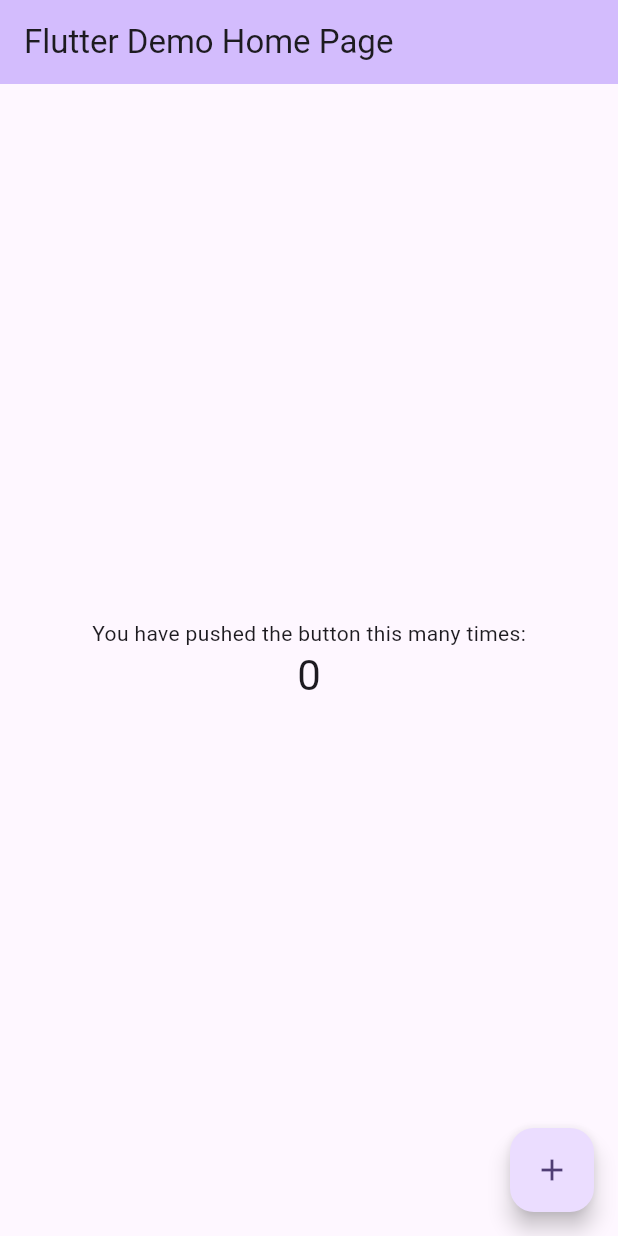
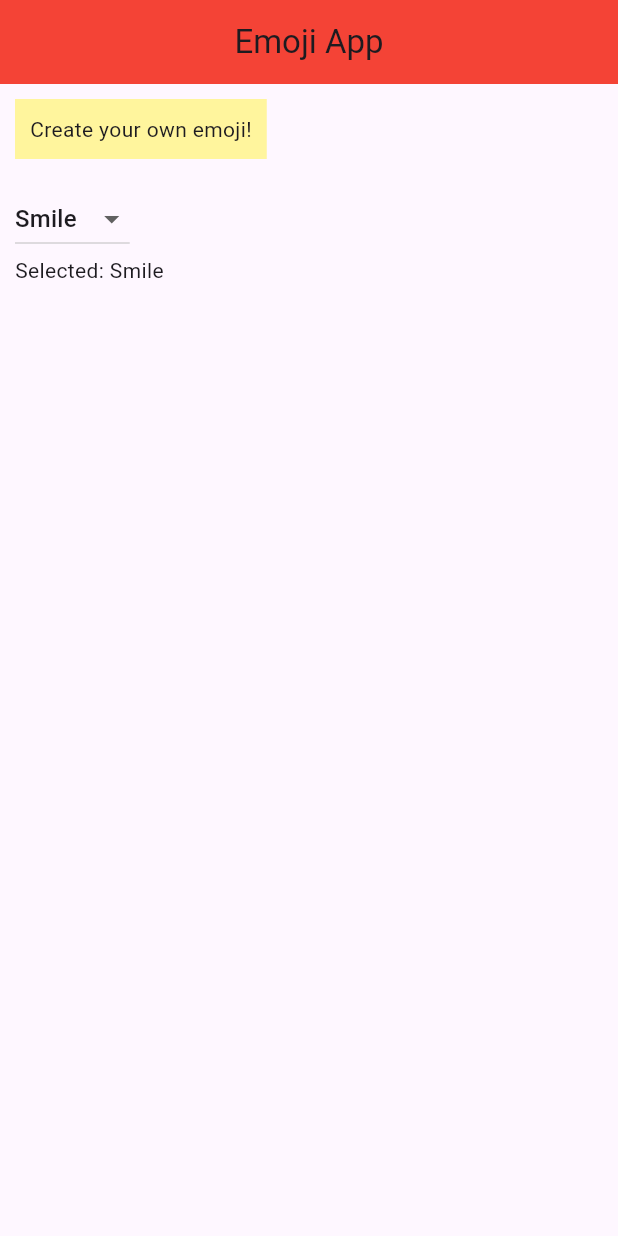
Before and after one commit to zrahagtaes/inclasswork04, a Flutter app: the screen it shows after launch, on a phone screen of 412 x 824 dp. Run offline on Flutter 3.47's test engine with Material 3 defaults, Android fonts, the phone set to English and light mode, and no system bars.

Commit message:
added emoji dropdown and colors and borders

```diff
--- a/lib/main.dart
+++ b/lib/main.dart
@@ -1,122 +1,74 @@
 import 'package:flutter/material.dart';
 
 void main() {
-  runApp(const MyApp());
+  runApp(MyWidget());
 }
 
-class MyApp extends StatelessWidget {
-  const MyApp({super.key});
+class MyWidget extends StatelessWidget {
+  const MyWidget({super.key});
 
-  // This widget is the root of your application.
   @override
   Widget build(BuildContext context) {
     return MaterialApp(
-      title: 'Flutter Demo',
-      theme: ThemeData(
-        // This is the theme of your application.
-        //
-        // TRY THIS: Try running your application with "flutter run". You'll see
-        // the application has a purple toolbar. Then, without quitting the app,
-        // try changing the seedColor in the colorScheme below to Colors.green
-        // and then invoke "hot reload" (save your changes or press the "hot
-        // reload" button in a Flutter-supported IDE, or press "r" if you used
-        // the command line to start the app).
-        //
-        // Notice that the counter didn't reset back to zero; the application
-        // state is not lost during the reload. To reset the state, use hot
-        // restart instead.
-        //
-        // This works for code too, not just values: Most code changes can be
-        // tested with just a hot reload.
-        colorScheme: ColorScheme.fromSeed(seedColor: Colors.deepPurple),
+      home: Scaffold(
+        appBar: AppBar(
+          backgroundColor: Colors.red,
+          title: const Text('Emoji App'),
+          centerTitle: true,
+        ),
+        body: Padding(
+          padding: const EdgeInsets.all(10),
+          child: Column(
+            crossAxisAlignment: CrossAxisAlignment.start,
+            children: [EmojiHeader(), SizedBox(height: 16), EmojiDropdown()],
+          ),
+        ),
       ),
-      home: const MyHomePage(title: 'Flutter Demo Home Page'),
     );
   }
 }
 
-class MyHomePage extends StatefulWidget {
-  const MyHomePage({super.key, required this.title});
-
-  // This widget is the home page of your application. It is stateful, meaning
-  // that it has a State object (defined below) that contains fields that affect
-  // how it looks.
-
-  // This class is the configuration for the state. It holds the values (in this
-  // case the title) provided by the parent (in this case the App widget) and
-  // used by the build method of the State. Fields in a Widget subclass are
-  // always marked "final".
-
-  final String title;
-
-  @override
-  State<MyHomePage> createState() => _MyHomePageState();
-}
-
-class _MyHomePageState extends State<MyHomePage> {
-  int _counter = 0;
-
-  void _incrementCounter() {
-    setState(() {
-      // This call to setState tells the Flutter framework that something has
-      // changed in this State, which causes it to rerun the build method below
-      // so that the display can reflect the updated values. If we changed
-      // _counter without calling setState(), then the build method would not be
-      // called again, and so nothing would appear to happen.
-      _counter++;
-    });
-  }
+class EmojiHeader extends StatelessWidget {
+  const EmojiHeader({super.key});
 
   @override
   Widget build(BuildContext context) {
-    // This method is rerun every time setState is called, for instance as done
-    // by the _incrementCounter method above.
-    //
-    // The Flutter framework has been optimized to make rerunning build methods
-    // fast, so that you can just rebuild anything that needs updating rather
-    // than having to individually change instances of widgets.
-    return Scaffold(
-      appBar: AppBar(
-        // TRY THIS: Try changing the color here to a specific color (to
-        // Colors.amber, perhaps?) and trigger a hot reload to see the AppBar
-        // change color while the other colors stay the same.
-        backgroundColor: Theme.of(context).colorScheme.inversePrimary,
-        // Here we take the value from the MyHomePage object that was created by
-        // the App.build method, and use it to set our appbar title.
-        title: Text(widget.title),
-      ),
-      body: Center(
-        // Center is a layout widget. It takes a single child and positions it
-        // in the middle of the parent.
-        child: Column(
-          // Column is also a layout widget. It takes a list of children and
-          // arranges them vertically. By default, it sizes itself to fit its
-          // children horizontally, and tries to be as tall as its parent.
-          //
-          // Column has various properties to control how it sizes itself and
-          // how it positions its children. Here we use mainAxisAlignment to
-          // center the children vertically; the main axis here is the vertical
-          // axis because Columns are vertical (the cross axis would be
-          // horizontal).
-          //
-          // TRY THIS: Invoke "debug painting" (choose the "Toggle Debug Paint"
-          // action in the IDE, or press "p" in the console), to see the
-          // wireframe for each widget.
-          mainAxisAlignment: MainAxisAlignment.center,
-          children: <Widget>[
-            const Text('You have pushed the button this many times:'),
-            Text(
-              '$_counter',
-              style: Theme.of(context).textTheme.headlineMedium,
-            ),
-          ],
-        ),
-      ),
-      floatingActionButton: FloatingActionButton(
-        onPressed: _incrementCounter,
-        tooltip: 'Increment',
-        child: const Icon(Icons.add),
-      ), // This trailing comma makes auto-formatting nicer for build methods.
+    return Container(
+      padding: const EdgeInsets.all(10),
+      color: Colors.yellow[200],
+      child: const Text('Create your own emoji!'),
     );
   }
 }
+
+class EmojiDropdown extends StatefulWidget {
+  const EmojiDropdown({super.key});
+
+  @override
+  State<EmojiDropdown> createState() => _EmojiDropdownState();
+}
+
+class _EmojiDropdownState extends State<EmojiDropdown> {
+  final List<String> items = ['Smile', 'Sad', 'In Love'];
+  String selected = 'Smile';
+
+  @override
+  Widget build(BuildContext context) {
+    return Column(
+      crossAxisAlignment: CrossAxisAlignment.start,
+      children: [
+        DropdownButton<String>(
+          value: selected,
+          items: items
+              .map((v) => DropdownMenuItem(value: v, child: Text(v)))
+              .toList(),
+          onChanged: (value) {
+            if (value == null) return;
+            setState(() => selected = value);
+          },
+        ),
+        Text('Selected: $selected'),
+      ],
+    );
+  }
+}
```
